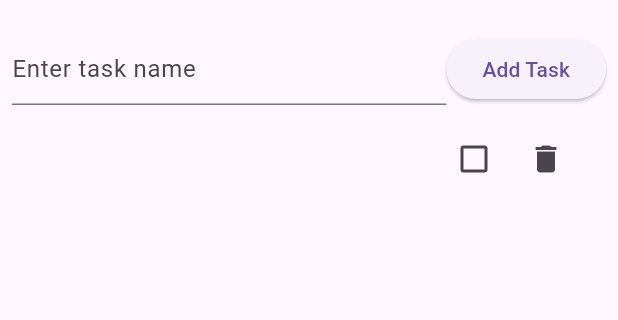
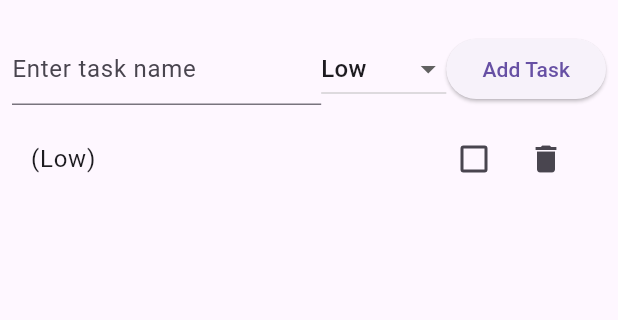
Before and after one commit to JackyZheng070102/CW4v2, a Flutter app: the screen it shows after launch, after a tap on "Add Task", on a phone screen of 412 x 824 dp, the part 63-383 px from its top. Run offline on Flutter 3.47's test engine with Material 3 defaults, Android fonts, the phone set to English and light mode, and no system bars.

Commit message:
Added task priority selection and display in the task list.

```diff
--- a/lib/main.dart
+++ b/lib/main.dart
@@ -26,6 +26,7 @@ class _TaskListScreenState extends State<TaskListScreen> {
   // List to store tasks
   List<Task> tasks = [];
   final TextEditingController _taskController = TextEditingController();
+  String _selectedPriority = 'Low'; // Default priority
 
   @override
   Widget build(BuildContext context) {
@@ -45,10 +46,25 @@ class _TaskListScreenState extends State<TaskListScreen> {
                     decoration: InputDecoration(hintText: 'Enter task name'),
                   ),
                 ),
+                // Dropdown for selecting task priority
+                DropdownButton<String>(
+                  value: _selectedPriority,
+                  items: ['Low', 'Medium', 'High'].map((String priority) {
+                    return DropdownMenuItem<String>(
+                      value: priority,
+                      child: Text(priority),
+                    );
+                  }).toList(),
+                  onChanged: (String? newValue) {
+                    setState(() {
+                      _selectedPriority = newValue!;
+                    });
+                  },
+                ),
                 ElevatedButton(
                   onPressed: () {
                     setState(() {
-                      tasks.add(Task(_taskController.text, false));
+                      tasks.add(Task(_taskController.text, false, _selectedPriority));
                       _taskController.clear(); // Clear the input field
                     });
                   },
@@ -62,7 +78,8 @@ class _TaskListScreenState extends State<TaskListScreen> {
               itemCount: tasks.length,
               itemBuilder: (context, index) {
                 return ListTile(
-                  title: Text(tasks[index].name),
+                  // Display task name along with its priority
+                  title: Text('${tasks[index].name} (${tasks[index].priority})'),
                   trailing: Row(
                     mainAxisSize: MainAxisSize.min,
                     children: [
@@ -96,10 +113,11 @@ class _TaskListScreenState extends State<TaskListScreen> {
   }
 }
 
-// Basic Task Model
+// Task Model with Priority
 class Task {
   String name;
   bool isCompleted;
+  String priority; // Task priority: Low, Medium, High
 
-  Task(this.name, this.isCompleted);
+  Task(this.name, this.isCompleted, this.priority);
 }
```
